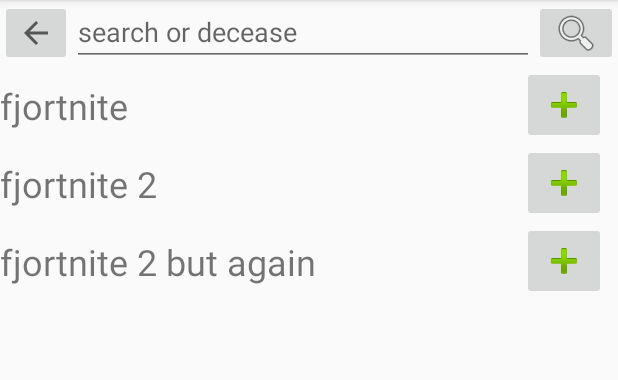
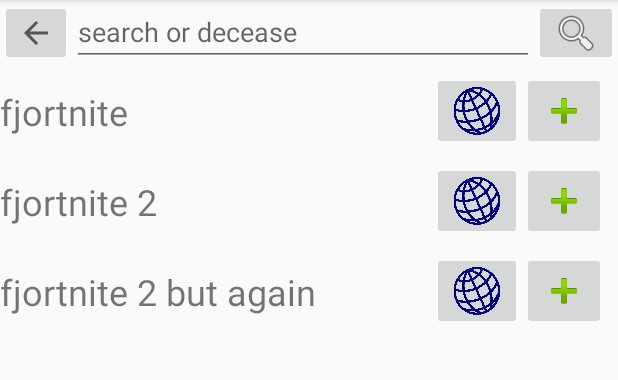
Before and after one commit to TheSnazzmaster/GamerGameSales, an Android app: the AddGameFragment screen opened through its navigation route, on a phone screen of 412 x 824 dp, the part 84-464 px from its top. Run offline under Robolectric (Android 15) with nearby library versions, the phone set to English and light mode, and no system bars.

Commit message:
saving these things & stuff before something goes horribly wrong

```diff
--- a/app/src/main/AndroidManifest.xml
+++ b/app/src/main/AndroidManifest.xml
@@ -2,6 +2,7 @@
 <manifest xmlns:android="http://schemas.android.com/apk/res/android"
     package="com.honorsmobileapps.mathers.gamergamesales">
 
+    <uses-permission android:name="android.permission.INTERNET"/>
     <application
         android:allowBackup="true"
         android:icon="@mipmap/ic_launcher"
--- a/app/src/main/java/com/honorsmobileapps/mathers/gamergamesales/AddGameAdapter.kt
+++ b/app/src/main/java/com/honorsmobileapps/mathers/gamergamesales/AddGameAdapter.kt
@@ -3,14 +3,10 @@ package com.honorsmobileapps.mathers.gamergamesales
 import android.view.LayoutInflater
 import android.view.View
 import android.view.ViewGroup
-import androidx.fragment.app.viewModels
 import androidx.recyclerview.widget.RecyclerView
 import com.honorsmobileapps.mathers.gamergamesales.databinding.AddGameItemLayoutBinding
-import com.honorsmobileapps.mathers.gamergamesales.databinding.HomeListItemLayoutBinding
-import com.honorsmobileapps.mathers.gamergamesales.ui.main.MainViewModel
-import kotlinx.android.synthetic.main.add_game_item_layout.view.*
 
-class AddGameAdapter (val gameSaleInfoList: List<GameSaleInfo>, val clickListener: (GameSaleInfo) -> Unit): RecyclerView.Adapter<AddGameViewHolder>(){
+class AddGameAdapter (val gameSaleInfoList: List<GameSaleInfo>, val addGameClickListener: (GameSaleInfo) -> Unit, val openInternetClickListener: (GameSaleInfo)->Unit): RecyclerView.Adapter<AddGameViewHolder>(){
 
     override fun onCreateViewHolder(parent: ViewGroup, viewType: Int): AddGameViewHolder {
         val layoutInflater = LayoutInflater.from(parent.context)
@@ -20,7 +16,7 @@ class AddGameAdapter (val gameSaleInfoList: List<GameSaleInfo>, val clickListene
 
     override fun onBindViewHolder(holder: AddGameViewHolder, position: Int) {
         val currentGameSaleInfo = gameSaleInfoList[position]
-        holder.bindGameSaleInfo(currentGameSaleInfo,clickListener)
+        holder.bindGameSaleInfo(currentGameSaleInfo,addGameClickListener,openInternetClickListener)
 //        holder.itemView.addGameButton.setOnClickListener {
 //            if(onClickListener!=null){
 //                onClickListener!!.onClick(position)
--- a/app/src/main/java/com/honorsmobileapps/mathers/gamergamesales/AddGameFragment.kt
+++ b/app/src/main/java/com/honorsmobileapps/mathers/gamergamesales/AddGameFragment.kt
@@ -1,5 +1,7 @@
 package com.honorsmobileapps.mathers.gamergamesales
 
+import android.content.Intent
+import android.net.Uri
 import android.os.Bundle
 import android.view.LayoutInflater
 import android.view.View
@@ -28,8 +30,15 @@ class AddGameFragment : Fragment() {
         _binding = FragmentAddGameBinding.inflate(inflater, container, false)
         val rootView = binding.root
 
+        val openWebsiteClickListener: (GameSaleInfo) -> Unit = { gameSaleInfo: GameSaleInfo ->
+            if(gameSaleInfo.url!="") {
+                val websiteIntent = Intent(Intent.ACTION_VIEW, Uri.parse(gameSaleInfo.url))
+                this.context?.startActivity(websiteIntent)
+            }
+        }
 
-        var mAdapter = AddGameAdapter(viewModel.getOnlineGameList()!!) { gameSaleInfo: GameSaleInfo ->
+
+        var mAdapter = AddGameAdapter(viewModel.getOnlineGameList()!!,openWebsiteClickListener) { gameSaleInfo: GameSaleInfo ->
             viewModel.addGame(gameSaleInfo)
             Toast.makeText(getActivity(), "help" + gameSaleInfo.name, Toast.LENGTH_SHORT).show()
         }
@@ -42,14 +51,16 @@ class AddGameFragment : Fragment() {
 
         }
 
+        val addGameClickListener: (GameSaleInfo) -> Unit = { gameSaleInfo: GameSaleInfo ->
+            viewModel.addGame(gameSaleInfo)
+            mAdapter.notifyDataSetChanged()
+        }
+
         viewModel.onlineGameList.observe(viewLifecycleOwner){newList->
             mAdapter.notifyDataSetChanged()
             var thing = viewModel.getOnlineGameList()!![viewModel.getOnlineGameList()!!.size-1].name
             Toast.makeText(activity,thing,Toast.LENGTH_SHORT).show()
-            mAdapter = AddGameAdapter(viewModel.getOnlineGameList()!!) { gameSaleInfo: GameSaleInfo ->
-                viewModel.addGame(gameSaleInfo)
-                mAdapter.notifyDataSetChanged()
-            }
+            mAdapter = AddGameAdapter(viewModel.getOnlineGameList()!!,addGameClickListener,openWebsiteClickListener)
             binding.RecyclerView.adapter = mAdapter
             mAdapter.notifyDataSetChanged()
 
--- a/app/src/main/java/com/honorsmobileapps/mathers/gamergamesales/AddGameViewHolder.kt
+++ b/app/src/main/java/com/honorsmobileapps/mathers/gamergamesales/AddGameViewHolder.kt
@@ -2,14 +2,13 @@ package com.honorsmobileapps.mathers.gamergamesales
 
 import androidx.recyclerview.widget.RecyclerView
 import com.honorsmobileapps.mathers.gamergamesales.databinding.AddGameItemLayoutBinding
-import com.honorsmobileapps.mathers.gamergamesales.databinding.HomeListItemLayoutBinding
-import kotlinx.android.synthetic.main.add_game_item_layout.view.*
 
 class AddGameViewHolder(val binding: AddGameItemLayoutBinding) : RecyclerView.ViewHolder(binding.root) {
     private lateinit var currentGameSaleInfo: GameSaleInfo
-    fun bindGameSaleInfo(gameSaleInfo: GameSaleInfo, clickListener: (GameSaleInfo) -> Unit){
+    fun bindGameSaleInfo(gameSaleInfo: GameSaleInfo, addGameClickListener: (GameSaleInfo) -> Unit, openInternetClickListener: (GameSaleInfo) -> Unit){
         currentGameSaleInfo = gameSaleInfo
         binding.titleTextView2.text=currentGameSaleInfo.name
-        binding.addGameButton.setOnClickListener{clickListener(gameSaleInfo)}
+        binding.addGameButton.setOnClickListener{addGameClickListener(gameSaleInfo)}
+        binding.addGameInternetButton.setOnClickListener{openInternetClickListener(gameSaleInfo)}
     }
 }
--- a/app/src/main/java/com/honorsmobileapps/mathers/gamergamesales/GameSaleInfo.kt
+++ b/app/src/main/java/com/honorsmobileapps/mathers/gamergamesales/GameSaleInfo.kt
@@ -1,3 +1,3 @@
 package com.honorsmobileapps.mathers.gamergamesales
 
-data class GameSaleInfo(val name: String, val price: Double)
+data class GameSaleInfo(val name: String, val price: Double, val url: String = "")
--- a/app/src/main/java/com/honorsmobileapps/mathers/gamergamesales/ui/main/MainViewModel.kt
+++ b/app/src/main/java/com/honorsmobileapps/mathers/gamergamesales/ui/main/MainViewModel.kt
@@ -10,13 +10,7 @@ import com.honorsmobileapps.mathers.gamergamesales.GameSaleInfo
 import java.security.AccessController.getContext
 
 class MainViewModel : ViewModel() {
-//    private val gameSaleInfoList: MutableList<GameSaleInfo> = mutableListOf(
-//        GameSaleInfo("Fortnite 2: Fort Harder", 9.99),
-//        GameSaleInfo("Among Us Battle Royale", 29.99),
-//        GameSaleInfo("Haywire",420.69),
-//        GameSaleInfo("Red Dead Rodyushkin", 79.99)
-//    )
-    private var _gameSaleInfoList = MutableLiveData(mutableListOf(
+    private var _gameSaleInfoList = MutableLiveData(mutableListOf( //dummy data
         GameSaleInfo("Fortnite 2: Fort Harder", 9.99),
         GameSaleInfo("Among Us Battle Royale", 29.99),
         GameSaleInfo("Haywire",420.69),
@@ -28,8 +22,8 @@ class MainViewModel : ViewModel() {
         return _gameSaleInfoList.value
     }
 
-    private var _onlineGameList = MutableLiveData(mutableListOf(
-        GameSaleInfo("fjortnite",27.99),
+    private var _onlineGameList = MutableLiveData(mutableListOf( //dummy data
+        GameSaleInfo("fjortnite",27.99, "https://www.microsoft.com/en-us/p/grand-theft-gangsters/9nq5hr909vqh?activetab=pivot:overviewtab"),
         GameSaleInfo("fjortnite 2",28.99),
         GameSaleInfo("fjortnite 2 but again",29.99)
     ))
--- a/app/src/main/res/layout/add_game_item_layout.xml
+++ b/app/src/main/res/layout/add_game_item_layout.xml
@@ -3,7 +3,7 @@
     xmlns:app="http://schemas.android.com/apk/res-auto"
     xmlns:tools="http://schemas.android.com/tools"
     android:layout_width="match_parent"
-    android:layout_height="wrap_content">
+    android:layout_height="60dp">
 
     <ImageButton
         android:id="@+id/addGameButton"
@@ -25,4 +25,14 @@
         app:layout_constraintBottom_toBottomOf="parent"
         app:layout_constraintStart_toStartOf="parent"
         app:layout_constraintTop_toTopOf="parent" />
+
+    <ImageButton
+        android:id="@+id/addGameInternetButton"
+        android:layout_width="60dp"
+        android:layout_height="0dp"
+        android:scaleType="fitCenter"
+        app:layout_constraintBottom_toBottomOf="@+id/addGameButton"
+        app:layout_constraintEnd_toStartOf="@+id/addGameButton"
+        app:layout_constraintTop_toTopOf="@+id/addGameButton"
+        app:srcCompat="@drawable/wikimediaglobe" />
 </androidx.constraintlayout.widget.ConstraintLayout>
```
Also changed, not shown: app/src/main/res/layout/home_list_item_layout.xml (+11 -1 lines), app/src/main/res/drawable/wikimediaglobe.png (added).
